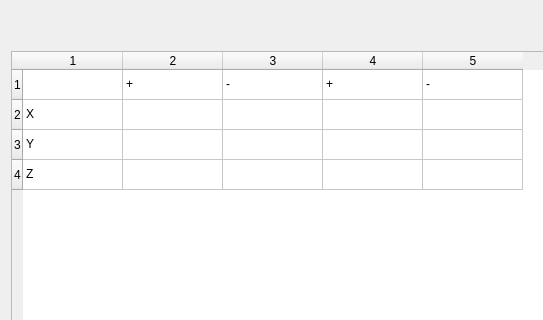
Old version of the form tinyos-2.x/trunk/support/cpp/TestShimmer/src/Arm.ui in the repository baharev/szte-wsn-code; both pictures show x 0 to 543 and y 0 to 320 of the 870 by 503 pixel window.
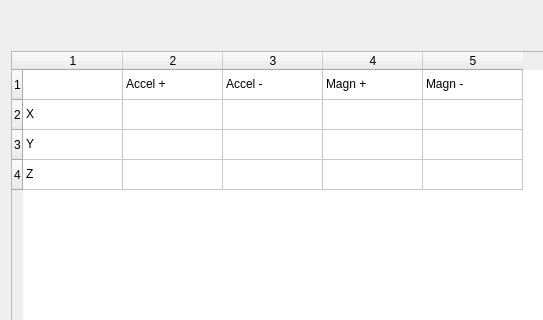
New version of the form.

```diff
--- a/tinyos-2.x/trunk/support/cpp/TestShimmer/src/Arm.ui
+++ b/tinyos-2.x/trunk/support/cpp/TestShimmer/src/Arm.ui
@@ -56,22 +56,22 @@
            <column/>
            <item row="0" column="1">
             <property name="text">
-             <string>+</string>
+             <string>Accel +</string>
             </property>
            </item>
            <item row="0" column="2">
             <property name="text">
-             <string>-</string>
+             <string>Accel -</string>
             </property>
            </item>
            <item row="0" column="3">
             <property name="text">
-             <string>+</string>
+             <string>Magn +</string>
             </property>
            </item>
            <item row="0" column="4">
             <property name="text">
-             <string>-</string>
+             <string>Magn -</string>
             </property>
            </item>
            <item row="1" column="0">
```
